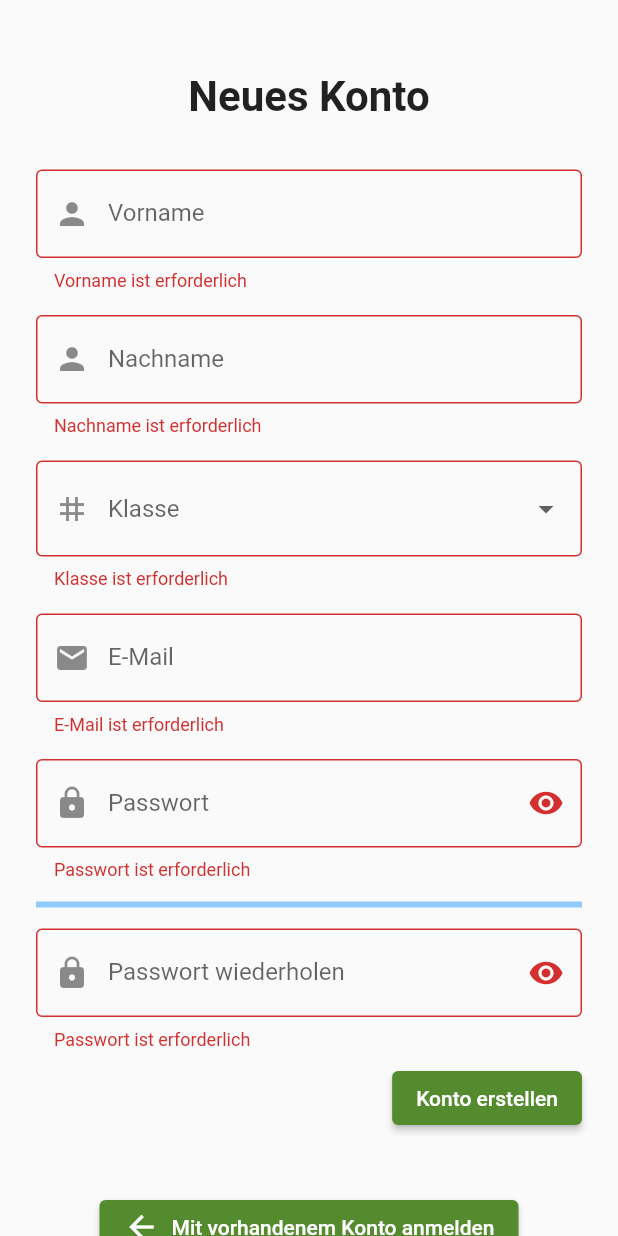
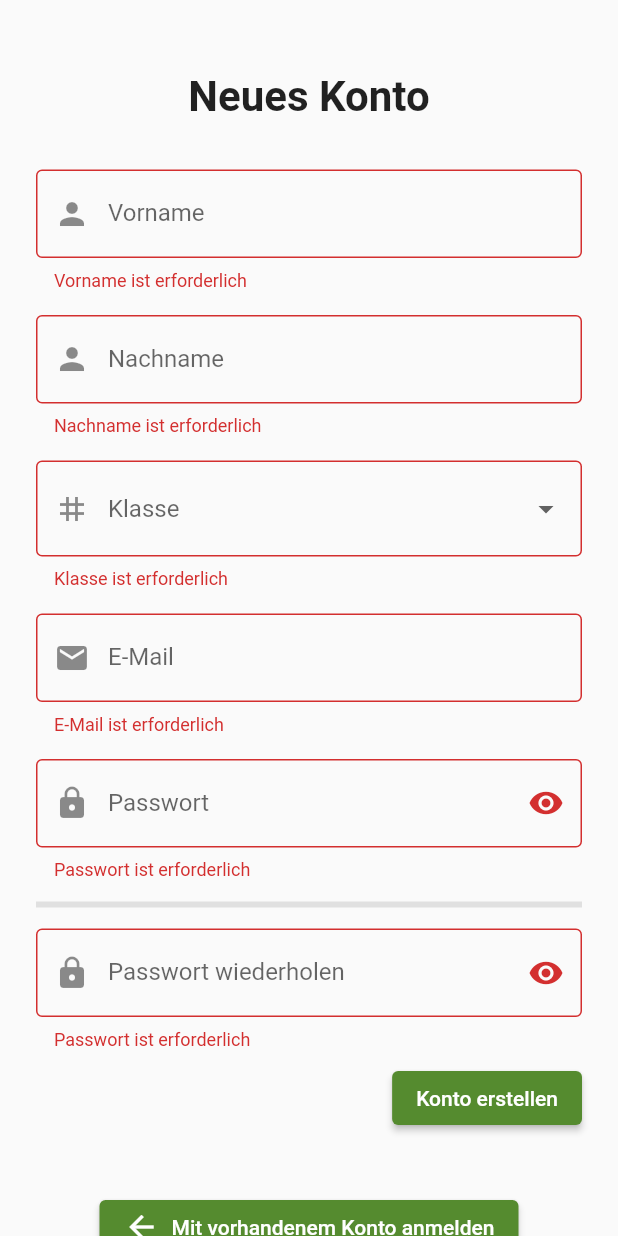
Before and after one commit to MCG-Dallgow/MCG-App, a Flutter app: the SignUpScreen screen opened by its route, after a tap on "Konto erstellen", on a phone screen of 412 x 824 dp. Run offline on Flutter 3.47's test engine with Material 2 defaults, Android fonts, the phone set to English and light mode, and no system bars; our stand-ins replace dio, firebase_auth, firebase_core, flutter_speed_dial, flutter_svg, shared_preferences; missing offline and left inert: zxcvbn; accounts and stored records are empty.

Commit message:
Fix wrong colors in light mode

```diff
--- a/lib/widgets/drawer.dart
+++ b/lib/widgets/drawer.dart
@@ -28,7 +28,10 @@ class MCGDrawer extends StatelessWidget {
             decoration: BoxDecoration(
               color: Theme.of(context).primaryColor,
             ),
+            child: Padding(
+              padding: const EdgeInsets.only(bottom: 8),
               child: Column(
+                mainAxisAlignment: MainAxisAlignment.end,
                 crossAxisAlignment: CrossAxisAlignment.start,
                 children: [
                   Text(
@@ -38,8 +41,9 @@ class MCGDrawer extends StatelessWidget {
                       fontSize: 24,
                     ),
                   ),
-                Text(AppUser.user.email),
+                  Text(AppUser.user.email, style: const TextStyle(color: Colors.white)),
                 ],
+              ),
             ),
           ),
           ListTile(
--- a/lib/widgets/text_fields.dart
+++ b/lib/widgets/text_fields.dart
@@ -1,4 +1,5 @@
 import 'package:flutter/material.dart';
+import 'package:mcgapp/main.dart';
 import 'package:zxcvbn/zxcvbn.dart';
 
 import '../classes/group.dart';
@@ -51,7 +52,7 @@ Color _getStrengthColor(int strength) {
     case 2:
       return Colors.orange;
     case 3:
-      return Colors.yellow;
+      return Colors.yellow.shade600;
     case 4:
       return Colors.lightGreen;
     case 5:
@@ -205,9 +206,12 @@ class PasswordStrengthIndicator extends StatelessWidget {
   @override
   Widget build(BuildContext context) {
     if (password.trim() == '') {
-      return const Padding(
-        padding: EdgeInsets.symmetric(vertical: 6),
-        child: LinearProgressIndicator(value: 0),
+      return Padding(
+        padding: const EdgeInsets.symmetric(vertical: 6),
+        child: LinearProgressIndicator(
+          value: 0,
+          backgroundColor: themeManager.themeMode != ThemeMode.dark ? Colors.grey.shade300 : null,
+        ),
       );
     } else {
       int passwordStrength = _getPasswordStrength(password);
@@ -219,6 +223,7 @@ class PasswordStrengthIndicator extends StatelessWidget {
             child: LinearProgressIndicator(
               value: passwordStrength.toDouble() / 5,
               color: strengthColor,
+              backgroundColor: themeManager.themeMode != ThemeMode.dark ? Colors.grey.shade300 : null,
             ),
           ),
           Padding(
```
Lines whose indentation alone changed are shown as unchanged.
